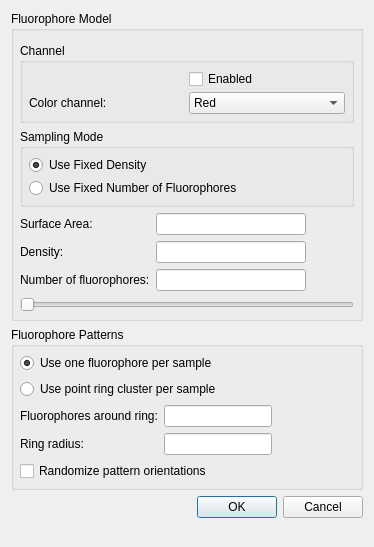
Above: apps/MicroscopeSimulator/FluorophoreModelDialog.ui from CISMM/MicroscopeSimulator2 before the change. Below: the same form after it.
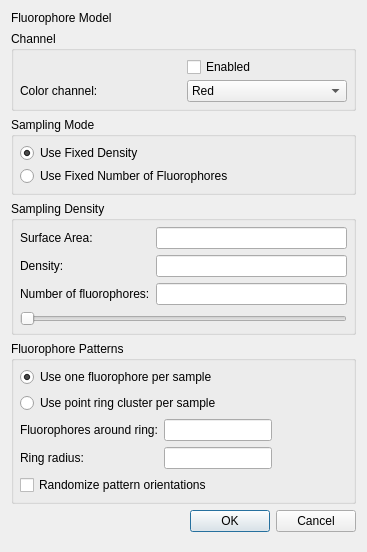
That is the form after the change.

Commit message: Changed UI a little and updated code to reflect new names. Added correct hiding of widgets based on which fluorophore model is activated.

```diff
--- a/apps/MicroscopeSimulator/FluorophoreModelDialog.ui
+++ b/apps/MicroscopeSimulator/FluorophoreModelDialog.ui
@@ -6,53 +6,42 @@
    <rect>
     <x>0</x>
     <y>0</y>
-    <width>374</width>
-    <height>547</height>
+    <width>367</width>
+    <height>552</height>
    </rect>
   </property>
+  <property name="sizePolicy">
+   <sizepolicy hsizetype="Preferred" vsizetype="Expanding">
+    <horstretch>0</horstretch>
+    <verstretch>0</verstretch>
+   </sizepolicy>
+  </property>
   <property name="windowTitle">
    <string>Fluorophore Model Editor</string>
   </property>
   <layout class="QVBoxLayout" name="verticalLayout">
    <item>
-    <widget class="QGroupBox" name="gui_GroupBox">
-     <property name="title">
+    <widget class="QLabel" name="gui_FluorophoreModelLabel">
+     <property name="text">
       <string>Fluorophore Model</string>
      </property>
-     <layout class="QFormLayout" name="formLayout">
-      <property name="fieldGrowthPolicy">
-       <enum>QFormLayout::FieldsStayAtSizeHint</enum>
-      </property>
-      <property name="horizontalSpacing">
-       <number>6</number>
-      </property>
-      <property name="verticalSpacing">
-       <number>6</number>
-      </property>
-      <property name="leftMargin">
-       <number>6</number>
-      </property>
-      <property name="topMargin">
-       <number>12</number>
-      </property>
-      <property name="rightMargin">
-       <number>6</number>
-      </property>
-      <property name="bottomMargin">
-       <number>6</number>
-      </property>
-      <item row="1" column="0" colspan="2">
+    </widget>
+   </item>
+   <item>
        <widget class="QGroupBox" name="gui_ColorChannelGroupBox">
         <property name="title">
          <string>Channel</string>
         </property>
         <layout class="QGridLayout" name="gridLayout">
+      <property name="horizontalSpacing">
+       <number>-1</number>
+      </property>
+      <property name="verticalSpacing">
+       <number>3</number>
+      </property>
          <property name="margin">
           <number>6</number>
          </property>
-         <property name="spacing">
-          <number>3</number>
-         </property>
          <item row="1" column="0">
           <widget class="QLabel" name="gui_ColorChannelLabel">
            <property name="text">
@@ -94,8 +83,8 @@
         </layout>
        </widget>
       </item>
-      <item row="2" column="0" colspan="2">
-       <widget class="QGroupBox" name="gui_samplingModeGroupBox">
+   <item>
+    <widget class="QGroupBox" name="gui_SamplingModeGroupBox">
         <property name="title">
          <string>Sampling Mode</string>
         </property>
@@ -126,14 +115,29 @@
         </layout>
        </widget>
       </item>
-      <item row="3" column="0">
+   <item>
+    <widget class="QGroupBox" name="gui_SamplingDensityGroupBox">
+     <property name="title">
+      <string>Sampling Density</string>
+     </property>
+     <layout class="QFormLayout" name="formLayout_3">
+      <property name="horizontalSpacing">
+       <number>-1</number>
+      </property>
+      <property name="verticalSpacing">
+       <number>-1</number>
+      </property>
+      <property name="margin">
+       <number>6</number>
+      </property>
+      <item row="0" column="0">
        <widget class="QLabel" name="gui_AreaLabel">
         <property name="text">
          <string>Surface Area:</string>
         </property>
        </widget>
       </item>
-      <item row="3" column="1">
+      <item row="0" column="1">
        <widget class="QLineEdit" name="gui_AreaEdit">
         <property name="minimumSize">
          <size>
@@ -146,25 +150,15 @@
         </property>
        </widget>
       </item>
-      <item row="4" column="1">
-       <widget class="QLineEdit" name="gui_DensityEdit">
-        <property name="minimumSize">
-         <size>
-          <width>150</width>
-          <height>0</height>
-         </size>
-        </property>
-       </widget>
-      </item>
-      <item row="4" column="0">
+      <item row="1" column="0">
        <widget class="QLabel" name="gui_DensityLabel">
         <property name="text">
          <string>Density:</string>
         </property>
        </widget>
       </item>
-      <item row="5" column="1">
-       <widget class="QLineEdit" name="gui_NumberOfFluorophoresEdit">
+      <item row="1" column="1">
+       <widget class="QLineEdit" name="gui_DensityEdit">
         <property name="minimumSize">
          <size>
           <width>150</width>
@@ -173,14 +167,24 @@
         </property>
        </widget>
       </item>
-      <item row="5" column="0">
+      <item row="2" column="0">
        <widget class="QLabel" name="gui_NumberOfFluorophoresLabel">
         <property name="text">
          <string>Number of fluorophores:</string>
         </property>
        </widget>
       </item>
-      <item row="6" column="0" colspan="2">
+      <item row="2" column="1">
+       <widget class="QLineEdit" name="gui_NumberOfFluorophoresEdit">
+        <property name="minimumSize">
+         <size>
+          <width>150</width>
+          <height>0</height>
+         </size>
+        </property>
+       </widget>
+      </item>
+      <item row="3" column="0" colspan="2">
        <widget class="QSlider" name="gui_NumberOfFluorophoresSlider">
         <property name="maximum">
          <number>100000</number>
@@ -205,6 +209,12 @@
       <property name="fieldGrowthPolicy">
        <enum>QFormLayout::FieldsStayAtSizeHint</enum>
       </property>
+      <property name="horizontalSpacing">
+       <number>-1</number>
+      </property>
+      <property name="verticalSpacing">
+       <number>-1</number>
+      </property>
       <property name="margin">
        <number>6</number>
       </property>
@@ -257,6 +267,12 @@
    </item>
    <item>
     <widget class="QDialogButtonBox" name="buttonBox">
+     <property name="sizePolicy">
+      <sizepolicy hsizetype="Expanding" vsizetype="Minimum">
+       <horstretch>0</horstretch>
+       <verstretch>0</verstretch>
+      </sizepolicy>
+     </property>
      <property name="orientation">
       <enum>Qt::Horizontal</enum>
      </property>
```
Left out of the diff: 16 changed lines with no effect on the pictures. Lines whose indentation alone changed are shown as unchanged. The commit also changes 1 other file.
